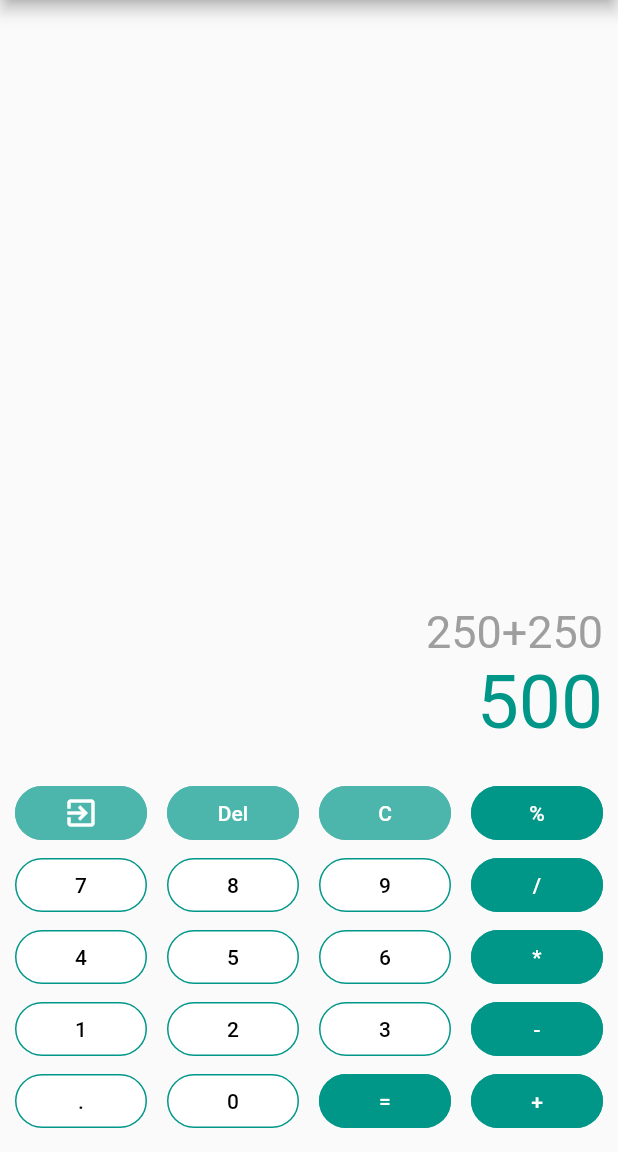
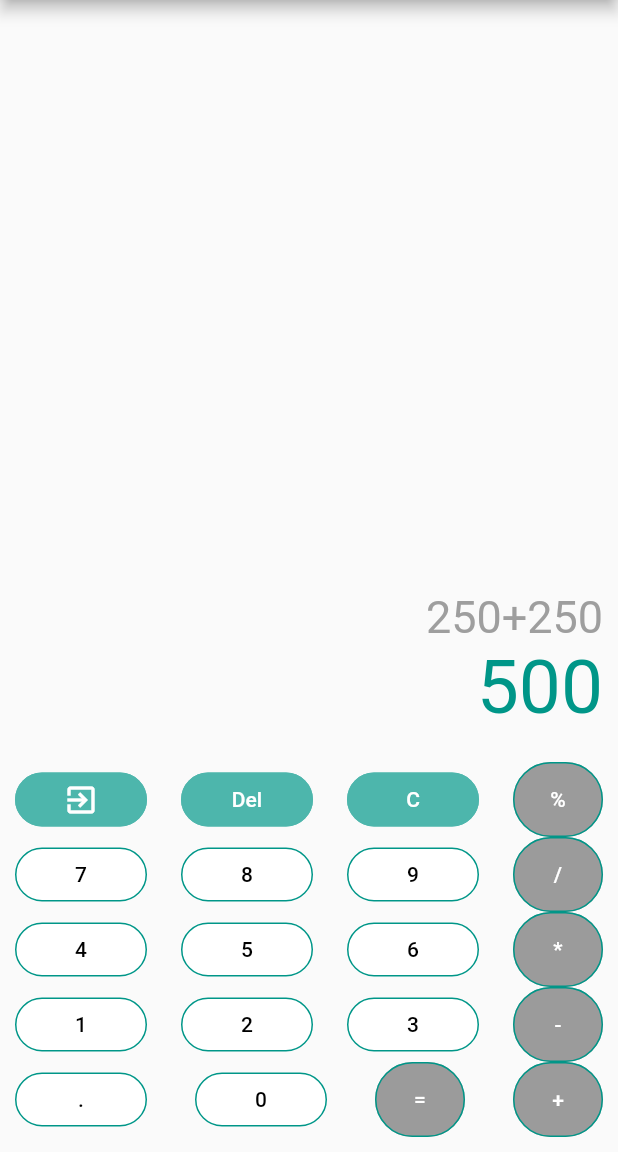
Before and after one commit to BlackIQ/flulator, a Flutter app: the screen it shows after launch, on a phone screen of 412 x 824 dp, the part 84-1236 px from its top. Run offline on Flutter 3.47's test engine with Material 2 defaults, Android fonts, the phone set to English and light mode, and no system bars; our stand-ins replace google_fonts.

Commit message:
Creating a nice button

```diff
--- a/lib/app/buttons/operators.dart
+++ b/lib/app/buttons/operators.dart
@@ -6,24 +6,24 @@ class OperatorButton extends StatelessWidget {
 
   @override
   Widget build(BuildContext context) {
-    return RaisedButton(
+    return SizedBox(
+      child: RaisedButton(
         child: Text(
           operator,
           style: TextStyle(
             color: Colors.white,
           ),
         ),
-      elevation: 0.0,
         shape: RoundedRectangleBorder(
-        borderRadius: BorderRadius.all(
-            Radius.circular(20.0)
-        ),
+          borderRadius: BorderRadius.circular(50),
           side: BorderSide(
             color: Colors.teal,
           ),
         ),
         color: Colors.teal,
-      onPressed: () {},
+      ),
+      width: 60,
+      height: 50,
     );
   }
 }
```
Also changed, not shown: lib/app/buttons/buttons.dart (added, +32 -0 lines). Lines whose indentation alone changed are shown as unchanged.
